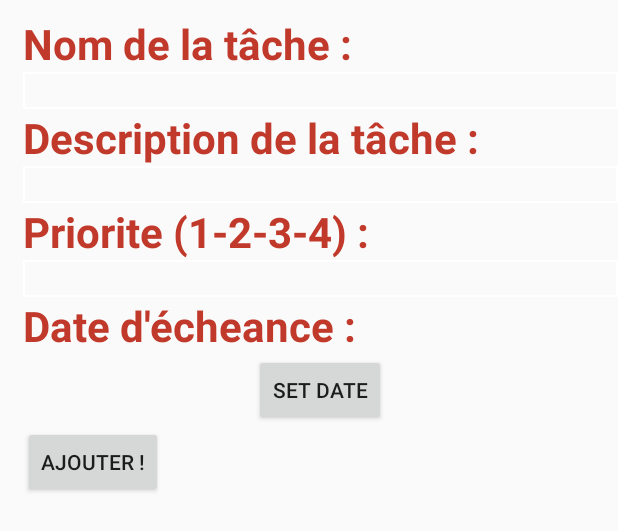
After one commit to Greg3883/ShareTM, an Android app: the layout activity_update_tache.xml on its own in the app's theme, with its tools: preview values and no code run, on a phone screen of 412 x 824 dp. The commit adds this screen. Shown: the top 531 px of the screen. Run offline under Robolectric (Android 15) with nearby library versions, the light colour scheme and no system bars.

```diff
--- /dev/null
+++ b/app/src/main/res/layout/activity_update_tache.xml
@@ -0,0 +1,111 @@
+<?xml version="1.0" encoding="utf-8"?>
+<LinearLayout xmlns:android="http://schemas.android.com/apk/res/android"
+    android:id="@+id/main_layout"
+    android:orientation="vertical"
+    android:layout_width="match_parent"
+    android:layout_height="match_parent">
+
+    <RelativeLayout
+        android:layout_width="wrap_content"
+        android:layout_height="wrap_content"
+        android:layout_marginTop="10dp"
+        android:layout_marginLeft="15dp">
+
+        <TextView
+            android:id="@+id/ajout_text_nom"
+            android:layout_width="wrap_content"
+            android:layout_height="wrap_content"
+            android:text="Nom de la tâche :"
+            android:textColor="@color/prio_red"
+            android:textSize="28dp"
+            android:textStyle="bold"/>
+
+        <EditText
+            android:id="@+id/ajout_input_nom"
+            android:layout_width="match_parent"
+            android:layout_height="wrap_content"
+            android:layout_below="@id/ajout_text_nom"
+            android:background="@drawable/border"
+            android:layout_weight=".75" />
+
+        <TextView
+            android:id="@+id/ajout_text_contenu"
+            android:layout_width="wrap_content"
+            android:layout_height="wrap_content"
+            android:text="Description de la tâche :"
+            android:layout_below="@id/ajout_input_nom"
+            android:textColor="@color/prio_red"
+            android:textSize="28dp"
+            android:textStyle="bold"/>
+
+        <EditText
+            android:id="@+id/ajout_input_contenu"
+            android:layout_width="match_parent"
+            android:layout_height="wrap_content"
+            android:layout_below="@id/ajout_text_contenu"
+            android:background="@drawable/border"
+            android:layout_weight=".75" />
+
+        <TextView
+            android:id="@+id/ajout_text_priorite"
+            android:layout_width="wrap_content"
+            android:layout_height="wrap_content"
+            android:text="Priorite (1-2-3-4) :"
+            android:layout_below="@id/ajout_input_contenu"
+            android:textColor="@color/prio_red"
+            android:textSize="28dp"
+            android:textStyle="bold"/>
+
+        <EditText
+            android:layout_width="match_parent"
+            android:layout_height="wrap_content"
+            android:background="@drawable/border"
+            android:layout_weight=".75"
+            android:inputType="number"
+            android:layout_below="@id/ajout_text_priorite"
+            android:ems="10"
+            android:id="@+id/ajout_input_priorite" />
+
+        <TextView
+            android:id="@+id/ajout_text_echeance"
+            android:layout_width="wrap_content"
+            android:layout_height="wrap_content"
+            android:text="Date d'écheance :"
+            android:layout_below="@id/ajout_input_priorite"
+            android:textColor="@color/prio_red"
+            android:textSize="28dp"
+            android:textStyle="bold"/>
+
+        <Button
+            android:id="@+id/ajout_input_echeance"
+            android:layout_width="wrap_content"
+            android:layout_height="wrap_content"
+            android:layout_below="@id/ajout_text_echeance"
+            android:layout_centerHorizontal="true"
+            android:onClick="setDate"
+            android:text="@string/date_button_set" />
+
+        <TextView
+            android:id="@+id/textView3"
+            android:layout_width="wrap_content"
+            android:layout_height="wrap_content"
+            android:layout_below="@+id/ajout_input_echeance"
+            android:layout_marginTop="72dp"
+            android:text="@string/date_selected"
+            android:textAppearance="?android:attr/textAppearanceMedium" />
+
+
+
+        <Button
+            android:id="@+id/ajout_button"
+            android:layout_width="wrap_content"
+            android:layout_height="wrap_content"
+            android:text="AJOUTER !"
+            android:layout_gravity="center_vertical"
+            android:layout_below="@+id/ajout_input_echeance"/>
+
+    </RelativeLayout>
+
+
+
+</LinearLayout>
--- a/app/src/main/res/values/strings.xml
+++ b/app/src/main/res/values/strings.xml
@@ -5,4 +5,6 @@
     <string name="nb_tache">Vous avez 3 tâches actuellement</string>
     <string name="new_tache">Nouvelle tâche</string>
     <string name="delete_tache">Supprimer tâche</string>
+    <string name="date_selected"></string>
+    <string name="date_button_set">Set Date</string>
 </resources>
```
Also changed, not shown: app/src/main/AndroidManifest.xml (+9 -0 lines), app/src/main/java/com/elbejaj/sharetm/AffichageTacheActivity.java (added, +128 -0 lines), app/src/main/java/com/elbejaj/sharetm/AjoutActivity.java (+58 -5 lines), app/src/main/java/com/elbejaj/sharetm/Groupe.java (deleted, +0 -42 lines), app/src/main/java/com/elbejaj/sharetm/MainActivity.java (+29 -12 lines), app/src/main/java/com/elbejaj/sharetm/Tache.java (+5 -3 lines), app/src/main/java/com/elbejaj/sharetm/TacheDAO.java (+19 -5 lines), app/src/main/java/com/elbejaj/sharetm/UpdateTacheActivity.java (added, +134 -0 lines), app/src/main/res/layout/activity_ajout.xml (+14 -4 lines), app/src/main/res/layout/activity_tache_affichage.xml (added, +24 -0 lines), app/src/main/res/layout/form_addgroup.xml (deleted, +0 -51 lines), app/src/main/res/layout/tache.xml (+7 -13 lines), app/src/main/res/drawable/button_add.png (added), app/src/main/res/drawable/button_del.png (added), 1 more files, 2 other files.
